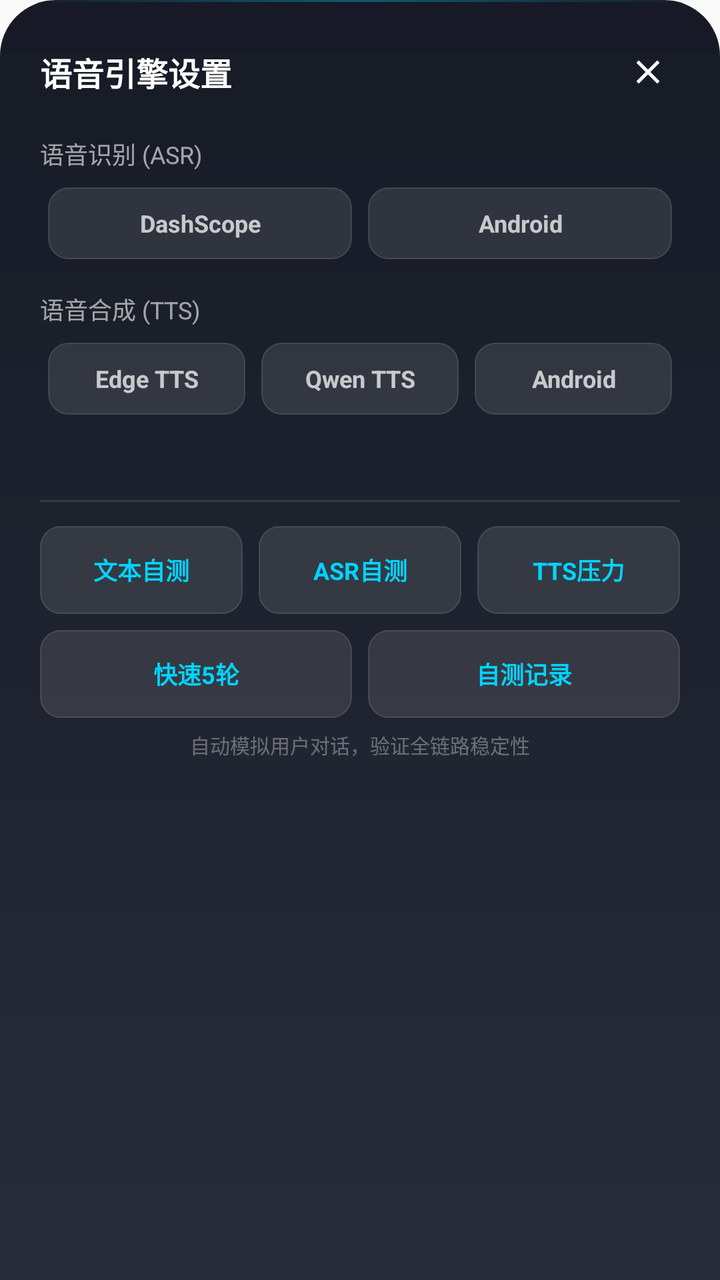
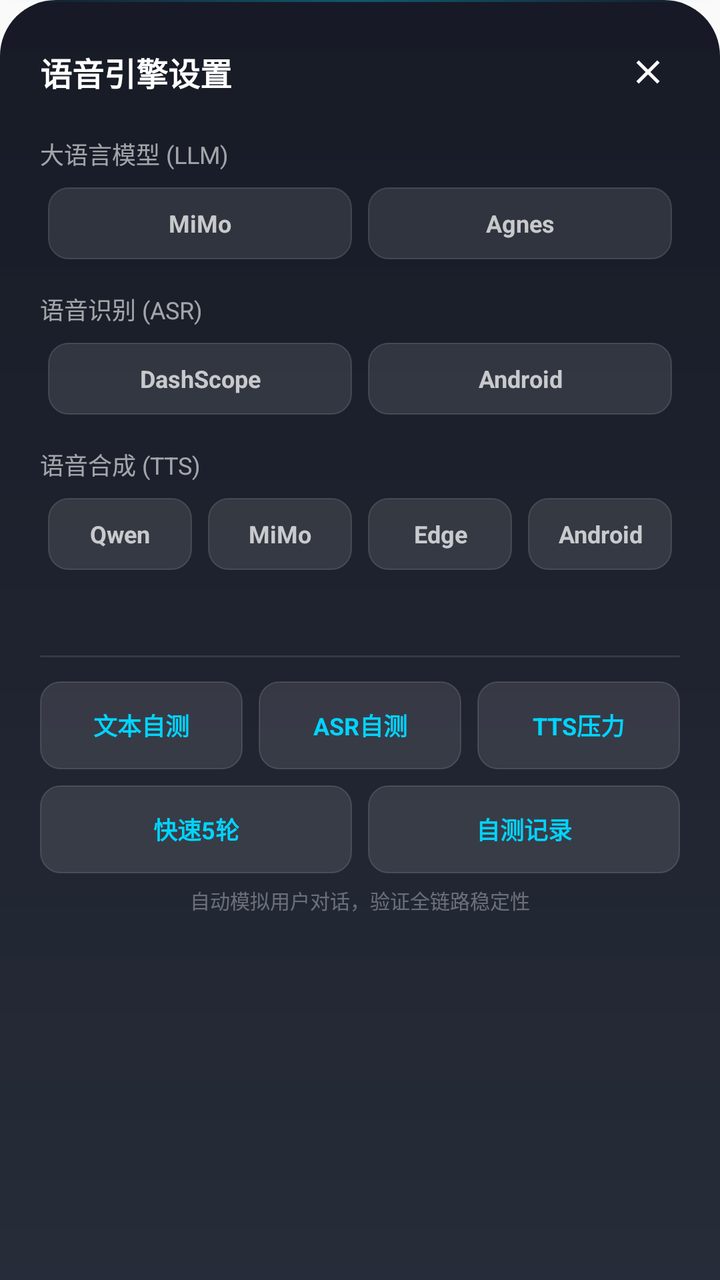

Before-and-after screenshots of an Android layout around one commit, followed by the original layout XML and the change that was made.
<!-- AndroidManifest.xml: application theme Theme.DUIX.Test -->
<!-- res/layout/dialog_engine_settings.xml -->
<?xml version="1.0" encoding="utf-8"?>
<LinearLayout xmlns:android="http://schemas.android.com/apk/res/android"
    android:layout_width="match_parent"
    android:layout_height="wrap_content"
    android:orientation="vertical"
    android:background="@drawable/bg_bottom_panel"
    android:paddingStart="20dp"
    android:paddingEnd="20dp"
    android:paddingTop="20dp"
    android:paddingBottom="28dp">

    
    <LinearLayout
        android:layout_width="match_parent"
        android:layout_height="wrap_content"
        android:orientation="horizontal"
        android:gravity="center_vertical"
        android:layout_marginBottom="16dp">

        <TextView
            android:layout_width="0dp"
            android:layout_height="wrap_content"
            android:layout_weight="1"
            android:text="语音引擎设置"
            android:textColor="@color/white"
            android:textSize="16sp"
            android:textStyle="bold" />

        <ImageView
            android:id="@+id/btnCloseSettings"
            android:layout_width="32dp"
            android:layout_height="32dp"
            android:padding="6dp"
            android:src="@drawable/ic_close_white"
            android:contentDescription="关闭"
            android:background="?attr/selectableItemBackgroundBorderless"
            app:tint="@color/white"
            xmlns:app="http://schemas.android.com/apk/res-auto" />

    </LinearLayout>

    
    <TextView
        android:layout_width="wrap_content"
        android:layout_height="wrap_content"
        android:text="语音识别 (ASR)"
        android:textColor="#99FFFFFF"
        android:textSize="12sp"
        android:layout_marginBottom="8dp" />

    <LinearLayout
        android:layout_width="match_parent"
        android:layout_height="wrap_content"
        android:orientation="horizontal"
        android:layout_marginBottom="16dp">

        <TextView
            android:id="@+id/btnAsrDashscope"
            style="@style/EngineChip"
            android:text="DashScope" />

        <TextView
            android:id="@+id/btnAsrAndroid"
            style="@style/EngineChip"
            android:text="Android" />

    </LinearLayout>

    
    <TextView
        android:layout_width="wrap_content"
        android:layout_height="wrap_content"
        android:text="语音合成 (TTS)"
        android:textColor="#99FFFFFF"
        android:textSize="12sp"
        android:layout_marginBottom="8dp" />

    <LinearLayout
        android:layout_width="match_parent"
        android:layout_height="wrap_content"
        android:orientation="horizontal">

        <TextView
            android:id="@+id/btnTtsEdge"
            style="@style/EngineChip"
            android:text="Edge TTS" />

        <TextView
            android:id="@+id/btnTtsQwen"
            style="@style/EngineChip"
            android:text="Qwen TTS" />

        <TextView
            android:id="@+id/btnTtsAndroid"
            style="@style/EngineChip"
            android:text="Android" />

    </LinearLayout>

    
    <TextView
        android:id="@+id/tvEngineInfo"
        android:layout_width="match_parent"
        android:layout_height="wrap_content"
        android:layout_marginTop="12dp"
        android:gravity="center"
        android:text=""
        android:textColor="#77FFFFFF"
        android:textSize="11sp" />

    
    <View
        android:layout_width="match_parent"
        android:layout_height="1dp"
        android:layout_marginTop="16dp"
        android:layout_marginBottom="12dp"
        android:background="#1AFFFFFF" />

    
    <LinearLayout
        android:layout_width="match_parent"
        android:layout_height="wrap_content"
        android:orientation="horizontal">

        <TextView
            android:id="@+id/btnSelfTest"
            android:layout_width="0dp"
            android:layout_height="44dp"
            android:layout_weight="1"
            android:layout_marginEnd="4dp"
            android:gravity="center"
            android:text="文本自测"
            android:textColor="@color/primary"
            android:textSize="12sp"
            android:textStyle="bold"
            android:background="@drawable/bg_engine_chip"
            android:clickable="true"
            android:focusable="true" />

        <TextView
            android:id="@+id/btnSelfTestWithAsr"
            android:layout_width="0dp"
            android:layout_height="44dp"
            android:layout_weight="1"
            android:layout_marginStart="4dp"
            android:layout_marginEnd="4dp"
            android:gravity="center"
            android:text="ASR自测"
            android:textColor="@color/primary"
            android:textSize="12sp"
            android:textStyle="bold"
            android:background="@drawable/bg_engine_chip"
            android:clickable="true"
            android:focusable="true" />

        <TextView
            android:id="@+id/btnSelfTestTtsStress"
            android:layout_width="0dp"
            android:layout_height="44dp"
            android:layout_weight="1"
            android:layout_marginStart="4dp"
            android:gravity="center"
            android:text="TTS压力"
            android:textColor="@color/primary"
            android:textSize="12sp"
            android:textStyle="bold"
            android:background="@drawable/bg_engine_chip"
            android:clickable="true"
            android:focusable="true" />

    </LinearLayout>

    <LinearLayout
        android:layout_width="match_parent"
        android:layout_height="wrap_content"
        android:layout_marginTop="8dp"
        android:orientation="horizontal">

        <TextView
            android:id="@+id/btnSelfTestRapid"
            android:layout_width="0dp"
            android:layout_height="44dp"
            android:layout_weight="1"
            android:layout_marginEnd="4dp"
            android:gravity="center"
            android:text="快速5轮"
            android:textColor="@color/primary"
            android:textSize="12sp"
            android:textStyle="bold"
            android:background="@drawable/bg_engine_chip"
            android:clickable="true"
            android:focusable="true" />

        <TextView
            android:id="@+id/btnSelfTestHistory"
            android:layout_width="0dp"
            android:layout_height="44dp"
            android:layout_weight="1"
            android:layout_marginStart="4dp"
            android:gravity="center"
            android:text="自测记录"
            android:textColor="@color/primary"
            android:textSize="12sp"
            android:textStyle="bold"
            android:background="@drawable/bg_engine_chip"
            android:clickable="true"
            android:focusable="true" />

    </LinearLayout>

    <TextView
        android:layout_width="match_parent"
        android:layout_height="wrap_content"
        android:layout_marginTop="6dp"
        android:gravity="center"
        android:text="自动模拟用户对话，验证全链路稳定性"
        android:textColor="#55FFFFFF"
        android:textSize="10sp" />

</LinearLayout>
<!-- resources referenced by this layout -->
<resources>
  <color name="primary">#00D4FF</color>
  <color name="white">#FFFFFFFF</color>
  <!-- drawable bg_bottom_panel (drawable) -->
  <?xml version="1.0" encoding="utf-8"?>
  <layer-list xmlns:android="http://schemas.android.com/apk/res/android">
      
      <item>
          <shape android:shape="rectangle">
              <gradient
                  android:type="linear"
                  android:angle="90"
                  android:startColor="#E60F1523"
                  android:endColor="#F20A0E1A" />
              <corners
                  android:topLeftRadius="28dp"
                  android:topRightRadius="28dp"
                  android:bottomLeftRadius="0dp"
                  android:bottomRightRadius="0dp" />
          </shape>
      </item>
      
      <item
          android:gravity="top">
          <shape android:shape="rectangle">
              <size android:height="1dp" />
              <gradient
                  android:type="linear"
                  android:angle="0"
                  android:startColor="#0000D4FF"
                  android:centerColor="#5500D4FF"
                  android:endColor="#0000D4FF" />
              <corners
                  android:topLeftRadius="28dp"
                  android:topRightRadius="28dp" />
          </shape>
      </item>
  </layer-list>
  <!-- drawable bg_engine_chip (drawable) -->
  <?xml version="1.0" encoding="utf-8"?>
  <selector xmlns:android="http://schemas.android.com/apk/res/android">
      
      <item android:state_activated="true">
          <shape android:shape="rectangle">
              <solid android:color="#3300D4FF" />
              <stroke android:width="1dp" android:color="#00D4FF" />
              <corners android:radius="10dp" />
          </shape>
      </item>
      
      <item>
          <shape android:shape="rectangle">
              <solid android:color="#1AFFFFFF" />
              <stroke android:width="0.5dp" android:color="#22FFFFFF" />
              <corners android:radius="10dp" />
          </shape>
      </item>
  </selector>
  <!-- drawable ic_close_white (drawable) -->
  <?xml version="1.0" encoding="utf-8"?>
  <vector xmlns:android="http://schemas.android.com/apk/res/android"
      android:width="18dp"
      android:height="18dp"
      android:viewportWidth="24"
      android:viewportHeight="24"
      android:tint="#FFFFFFFF">
      <path
          android:fillColor="#FFFFFFFF"
          android:pathData="M19,6.41L17.59,5 12,10.59 6.41,5 5,6.41 10.59,12 5,17.59 6.41,19 12,13.41 17.59,19 19,17.59 13.41,12z" />
  </vector>
  <style name="EngineChip">
          <item name="android:layout_width">0dp</item>
          <item name="android:layout_height">36dp</item>
          <item name="android:layout_weight">1</item>
          <item name="android:layout_marginStart">4dp</item>
          <item name="android:layout_marginEnd">4dp</item>
          <item name="android:gravity">center</item>
          <item name="android:background">@drawable/bg_engine_chip</item>
          <item name="android:foreground">?attr/selectableItemBackground</item>
          <item name="android:textColor">#BBFFFFFF</item>
          <item name="android:textSize">12sp</item>
          <item name="android:textStyle">bold</item>
          <item name="android:clickable">true</item>
          <item name="android:focusable">true</item>
      </style>
  <style name="Theme.DUIX.Test" parent="Theme.AppCompat.Light.NoActionBar">
          <item name="android:windowNoTitle">true</item>
          <item name="android:windowIsTranslucent">false</item>
          <item name="android:windowIsFloating">false</item>
          <item name="android:statusBarColor">#FF0099CC</item>
          <item name="android:navigationBarColor">#FF0A0A1A</item>
          <item name="colorPrimary">#00D4FF</item>
          <item name="colorPrimaryDark">#0099CC</item>
          <item name="colorAccent">#00D4FF</item>
      </style>
</resources>

<!-- the commit's change to res/layout/dialog_engine_settings.xml (unified diff, before → after) -->
@@ -43,6 +43,33 @@
     <TextView
         android:layout_width="wrap_content"
         android:layout_height="wrap_content"
+        android:text="大语言模型 (LLM)"
+        android:textColor="#99FFFFFF"
+        android:textSize="12sp"
+        android:layout_marginBottom="8dp" />
+
+    <LinearLayout
+        android:layout_width="match_parent"
+        android:layout_height="wrap_content"
+        android:orientation="horizontal"
+        android:layout_marginBottom="16dp">
+
+        <TextView
+            android:id="@+id/btnLlmMimo"
+            style="@style/EngineChip"
+            android:text="MiMo" />
+
+        <TextView
+            android:id="@+id/btnLlmAgnes"
+            style="@style/EngineChip"
+            android:text="Agnes" />
+
+    </LinearLayout>
+
+    
+    <TextView
+        android:layout_width="wrap_content"
+        android:layout_height="wrap_content"
         android:text="语音识别 (ASR)"
         android:textColor="#99FFFFFF"
         android:textSize="12sp"
@@ -81,14 +108,19 @@
         android:orientation="horizontal">
 
         <TextView
+            android:id="@+id/btnTtsQwen"
+            style="@style/EngineChip"
+            android:text="Qwen" />
+
+        <TextView
+            android:id="@+id/btnTtsMimo"
+            style="@style/EngineChip"
+            android:text="MiMo" />
+
+        <TextView
             android:id="@+id/btnTtsEdge"
             style="@style/EngineChip"
-            android:text="Edge TTS" />
-
-        <TextView
-            android:id="@+id/btnTtsQwen"
-            style="@style/EngineChip"
-            android:text="Qwen TTS" />
+            android:text="Edge" />
 
         <TextView
             android:id="@+id/btnTtsAndroid"
